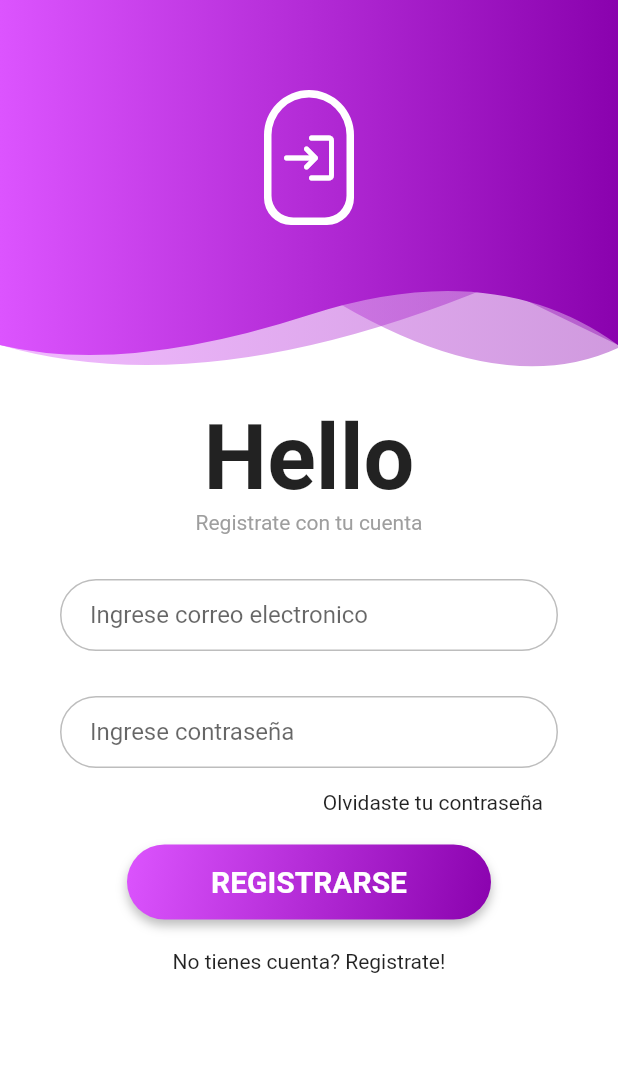
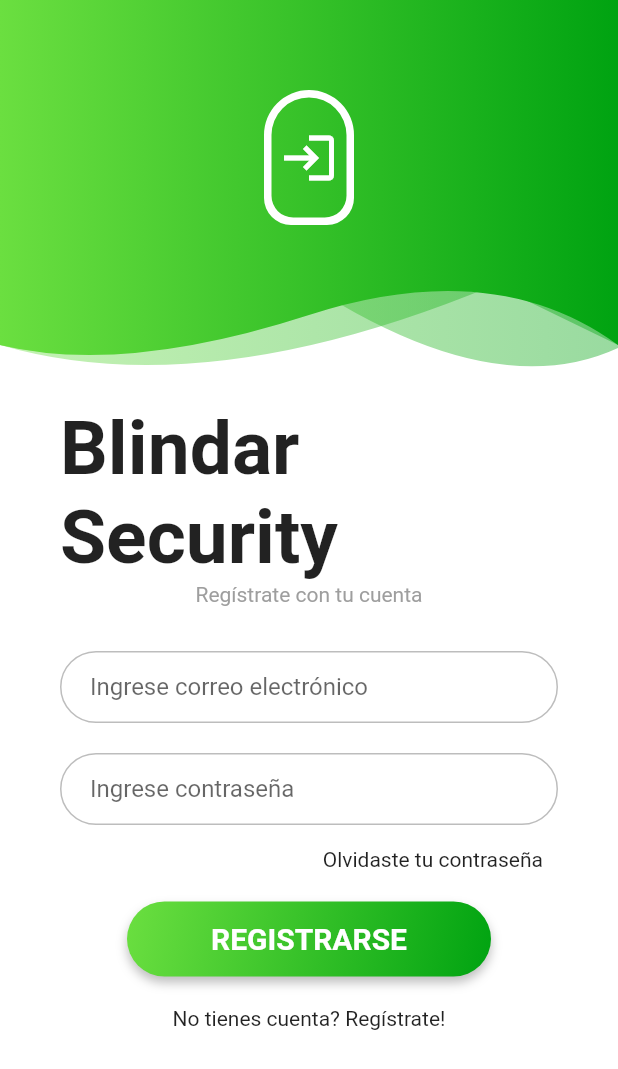
Before and after one commit to Charldrex/ProyectoBlindar, a Flutter app: the screen it shows after launch, on a phone screen of 412 x 824 dp. Shown: the top 1069 px of the screen. Run offline on Flutter 3.47's test engine with Material 2 defaults, Android fonts, the phone set to English and light mode, and no system bars; our stand-ins replace hexcolor; missing offline and left inert: dart:html.

Commit message:
Actualizacion login

```diff
--- a/lib/main.dart
+++ b/lib/main.dart
@@ -9,8 +9,8 @@ void main() {
 
 class Login extends StatelessWidget {
   // ignore: prefer_final_fields
-  Color _primaryColor = HexColor('#DC54FE');
-  Color _accentColor = HexColor('#8A02AE');
+  Color _primaryColor = HexColor('#6BDF40');
+  Color _accentColor = HexColor('#00a311');
 
   // This widget is the root of your application.
   @override
--- a/lib/pages/login_page.dart
+++ b/lib/pages/login_page.dart
@@ -22,7 +22,7 @@ class _LoginPageState extends State<LoginPage> {
           children: [
             Container(
               height: _headerHeight,
-              child: HeaderWidget(_headerHeight, true, Icons.login_rounded),
+              child: HeaderWidget(_headerHeight, true, Icons.login),
             ),
             SafeArea(
               child: Container(
@@ -31,12 +31,12 @@ class _LoginPageState extends State<LoginPage> {
                 child: Column(
                   children: [
                     Text(
-                      'Hello',
+                      'Blindar Security',
                       style:
-                          TextStyle(fontSize: 60, fontWeight: FontWeight.bold),
+                          TextStyle(fontSize: 50, fontWeight: FontWeight.bold),
                     ),
                     Text(
-                      'Registrate con tu cuenta',
+                      'Regístrate con tu cuenta',
                       style: TextStyle(color: Colors.grey),
                     ),
                     SizedBox(height: 30.0),
@@ -46,15 +46,13 @@ class _LoginPageState extends State<LoginPage> {
                         children: [
                           TextField(
                             decoration: ThemeHelper().textInputDecoration(
-                                'Ingrese correo electronico',
-                                'Correo electronico'),
+                                'Ingrese correo electrónico'),
                           ),
-                          SizedBox(height: 30.0),
+                          SizedBox(height: 20.0),
                           TextField(
-                            obscureText: true,
-                            decoration: ThemeHelper().textInputDecoration(
-                                'Ingrese contraseña', 'Contraseña'),
-                          ),
+                              obscureText: true,
+                              decoration: ThemeHelper()
+                                  .textInputDecoration('Ingrese contraseña')),
                           SizedBox(height: 15.0),
                           Container(
                             margin: EdgeInsets.fromLTRB(10, 0, 10, 20),
@@ -81,7 +79,7 @@ class _LoginPageState extends State<LoginPage> {
                           ),
                           Container(
                             margin: EdgeInsets.fromLTRB(10, 20, 10, 20),
-                            child: Text('No tienes cuenta? Registrate!'),
+                            child: Text('No tienes cuenta? Regístrate!'),
                           ),
                         ],
                       ),
--- a/pubspec.yaml
+++ b/pubspec.yaml
@@ -59,6 +59,8 @@ flutter:
   uses-material-design: true
 
   # To add assets to your application, add an assets section, like this:
+  assets:
+    - assets/
   # assets:
   #   - images/a_dot_burr.jpeg
   #   - images/a_dot_ham.jpeg
```
Also changed, not shown: lib/pages/splash_screen.dart (+1 -15 lines), assets/icon/icon_blindar.png (added), assets/icon/icon_blindar1.png (added).
